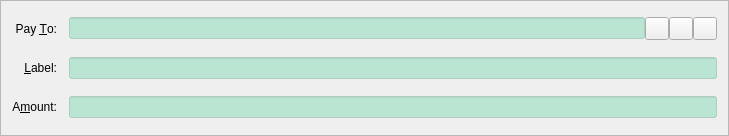
This is src/qt/forms/sendcoinsentry.ui in Crypto-Currency/Emerald-OLD---DO-NOT-USE as Qt 5 draws it before an edit. The edited form follows.
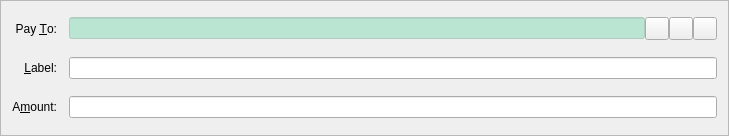
This is the edited form. Icons and pictures are not drawn. Custom widgets are drawn as their Qt base class.

Commit message: more qt color changes

```diff
--- a/src/qt/forms/sendcoinsentry.ui
+++ b/src/qt/forms/sendcoinsentry.ui
@@ -58,7 +58,8 @@
     <widget class="BitcoinAmountField" name="payAmount">
        <property name="styleSheet">
         <string notr="true">background-color: rgba(102,215,167, 100);
-selection-background-color: rgba(0, 150, 0, 200);</string>
+selection-background-color: rgba(0, 150, 0, 200);
+QToolTip {background-color:rgb(102,215,167); border: 2px solid grey;}</string>
        </property>
     </widget>
    </item>
@@ -151,7 +152,8 @@
      </property>
        <property name="styleSheet">
         <string notr="true">background-color: rgba(102,215,167, 100);
-selection-background-color: rgba(0, 150, 0, 200);</string>
+selection-background-color: rgba(0, 150, 0, 200);
+QToolTip {background-color:rgb(102,215,167); border: 2px solid grey;}</string>
        </property>
     </widget>
    </item>
```
Left out of the diff: 9 changed lines with no effect on the pictures. Lines whose indentation alone changed are shown as unchanged. The commit also changes 3 other files.
